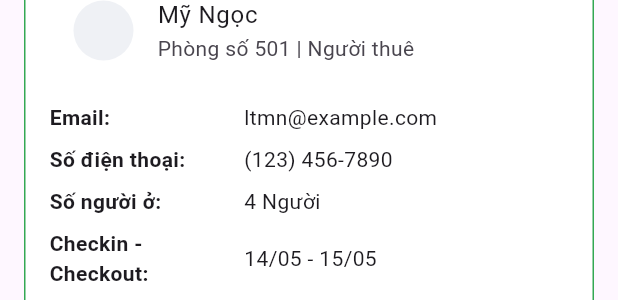
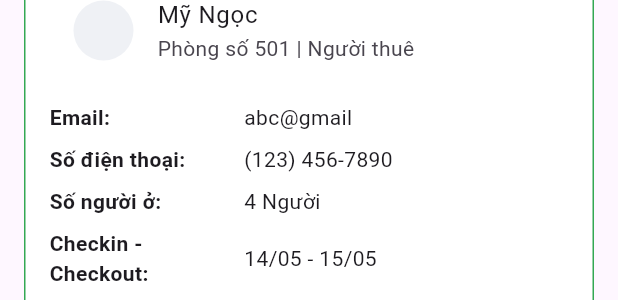
Before and after one commit to nho-moi-so/quan-ly-tim-kiem-phong-tro, a Flutter app: the CardBookingRequestDetailWidget widget shown alone on an empty page, opened directly, on a phone screen of 412 x 824 dp. Shown: the part 169-469 px from the top of the screen. Run offline on Flutter 3.47's test engine with Material 3 defaults, Android fonts, the phone set to English and light mode, and no system bars; our stand-ins replace cloud_firestore, firebase_core, fl_chart, flutter_svg, image_picker, pie_chart; accounts and stored records are empty.

Commit message:
chỉnh sửa chỗ để nhận dữ liệu

```diff
--- a/quan_ly_tim_kiem_phong_tro_fe/lib/features/owner/viewmodel/booking_request_detail.dart
+++ b/quan_ly_tim_kiem_phong_tro_fe/lib/features/owner/viewmodel/booking_request_detail.dart
@@ -1,6 +1,7 @@
 class BookingRequestDetail {
   String fullName;
   String roomNumber;
+  String email;
   String phoneNumber;
   int numberOfPeople;
   DateTime checkInDate;
@@ -13,6 +14,7 @@ class BookingRequestDetail {
   BookingRequestDetail({
     required this.fullName,
     required this.roomNumber,
+    required this.email,
     required this.phoneNumber,
     required this.numberOfPeople,
     required this.checkInDate,
--- a/quan_ly_tim_kiem_phong_tro_fe/lib/features/owner/widgets/booking_request/card_booking_request_detail_widget.dart
+++ b/quan_ly_tim_kiem_phong_tro_fe/lib/features/owner/widgets/booking_request/card_booking_request_detail_widget.dart
@@ -16,6 +16,7 @@ class _CardBookingRequestDetailWidgetState extends State<CardBookingRequestDetai
   BookingRequestDetail bookingRequestDetail = BookingRequestDetail(
     fullName: 'Mỹ Ngọc',
     roomNumber : '501',
+    email: 'abc@gmail',
     phoneNumber: '(123) 456-7890',
     numberOfPeople: 4,
     checkInDate: DateTime(2023, 5, 14),
@@ -78,17 +79,17 @@ class _CardBookingRequestDetailWidgetState extends State<CardBookingRequestDetai
             const SizedBox(height: 16),
             ListTile(
               leading: CircleAvatar(backgroundColor: Color(0xFFEFF1F5)),
-              title: Text('Mỹ Ngọc'),
-              subtitle: Text('Phòng số 501 | Người thuê'),
+              title: Text(bookingRequestDetail.fullName),
+              subtitle: Text('Phòng số ${bookingRequestDetail.roomNumber} | Người thuê'),
             ),
             const SizedBox(height: 8),
-            buildInfoRow('Email', 'ltmn@example.com'),
-            buildInfoRow('Số điện thoại', '(123) 456-7890'),
-            buildInfoRow('Số người ở', '4 Người'),
+            buildInfoRow('Email', bookingRequestDetail.email),
+            buildInfoRow('Số điện thoại', bookingRequestDetail.phoneNumber),
+            buildInfoRow('Số người ở', '${bookingRequestDetail.numberOfPeople} Người'),
             buildInfoRow('Checkin - Checkout', '14/05 - 15/05'),
-            buildInfoRow('Trạng thái', 'Đã Thanh Toán'),
-            buildInfoRow('Tiền phòng', '2.400.000'),
-            buildInfoRow('Mã đơn phòng', '#023135'),
+            buildInfoRow('Trạng thái', bookingRequestDetail.status),
+            buildInfoRow('Tiền phòng', bookingRequestDetail.price),
+            buildInfoRow('Mã đơn phòng', bookingRequestDetail.codeRoom),
             Row(
               children: [
                 Expanded(
```
